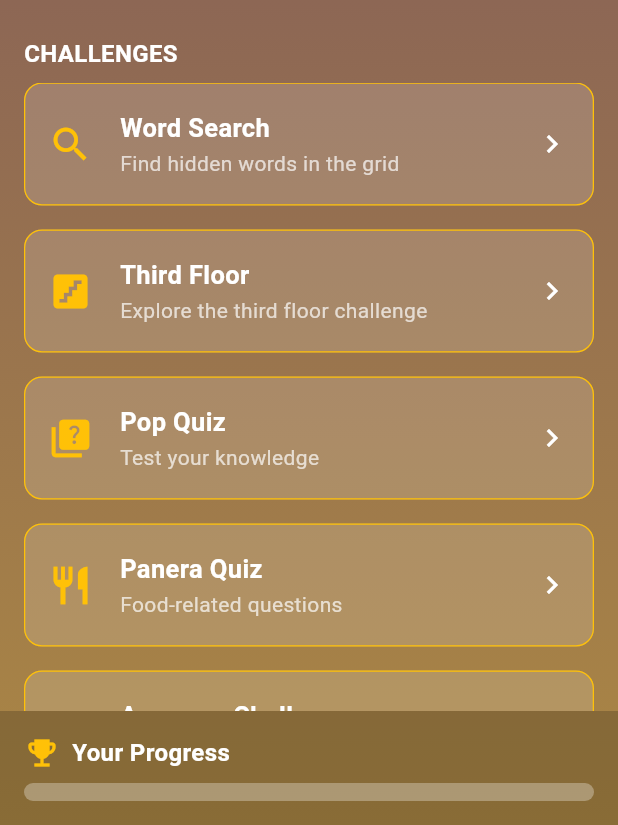
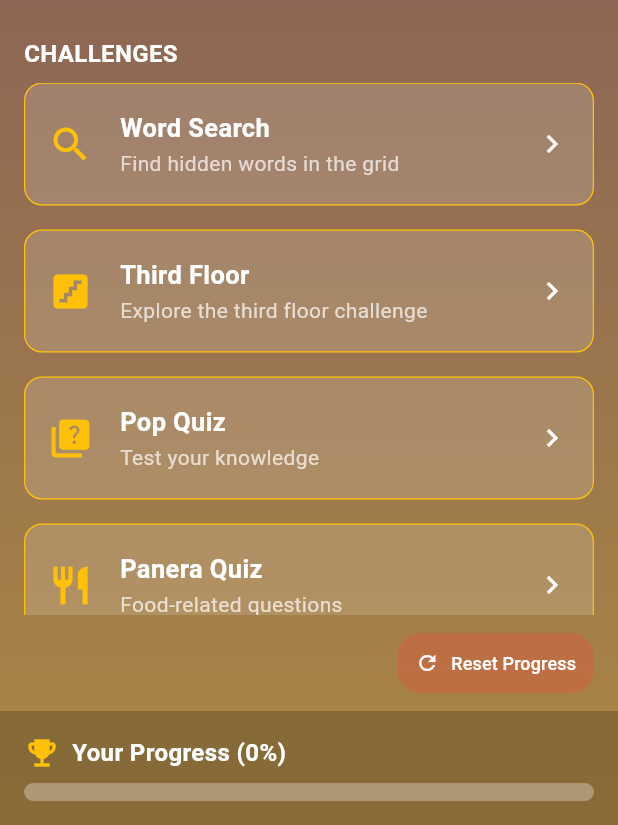
Before and after one commit to maureensanchez99/app6, a Flutter app: the HomePage screen opened directly, on a phone screen of 412 x 824 dp, the part 411-1236 px from its top. Run offline on Flutter 3.47's test engine with Material 3 defaults, Android fonts, the phone set to English and light mode, and no system bars; our stand-ins replace confetti, shared_preferences; accounts and stored records are empty.

Commit message:
progress bar update

```diff
--- a/lib/pages/home_page.dart
+++ b/lib/pages/home_page.dart
@@ -4,6 +4,7 @@ import 'thirdfloor_page.dart';
 import 'popquiz_page.dart';
 import 'paneraquiz_page.dart';
 import 'capstone_stairs.dart';
+import 'package:shared_preferences/shared_preferences.dart';
 
 class HomePage extends StatefulWidget {
   const HomePage({super.key, required this.title});
@@ -18,9 +19,14 @@ class _HomePageState extends State<HomePage> with SingleTickerProviderStateMixin
   // LSU colors
   static const Color lsuPurple = Color(0xFF461D7C); // LSU Purple
   static const Color lsuGold = Color(0xFFE6C423);   // Slightly less bright LSU Gold
+  static const Color progressGreen = Color.fromARGB(255, 22, 216, 4); // for progress
 
   // Progress value (0.0 to 1.0)
   double progressValue = 0.0;
+
+  // Challenge tracking
+  final int totalChallenges = 5;
+  Set<String> visitedChallenges = {};
 
   late AnimationController _animationController;
 
@@ -31,12 +37,59 @@ class _HomePageState extends State<HomePage> with SingleTickerProviderStateMixin
       vsync: this,
       duration: const Duration(seconds: 3),
     )..repeat(reverse: true);
+
+    // Load visited challenges from storage
+    _loadVisitedChallenges();
   }
 
   @override
   void dispose() {
     _animationController.dispose();
     super.dispose();
+  }
+
+  // Load visited challenges from SharedPreferences
+  Future<void> _loadVisitedChallenges() async {
+    final prefs = await SharedPreferences.getInstance();
+    final visited = prefs.getStringList('visited_challenges') ?? [];
+
+    setState(() {
+      visitedChallenges = Set<String>.from(visited);
+      _updateProgressValue();
+    });
+  }
+
+  // Save visited challenges to SharedPreferences
+  Future<void> _saveVisitedChallenges() async {
+    final prefs = await SharedPreferences.getInstance();
+    await prefs.setStringList('visited_challenges', visitedChallenges.toList());
+  }
+
+  // Update progress value based on visited challenges
+  void _updateProgressValue() {
+    setState(() {
+      progressValue = visitedChallenges.length / totalChallenges;
+    });
+  }
+
+  // Mark a challenge as visited and update progress
+  void _markChallengeVisited(String challengeId) {
+    if (!visitedChallenges.contains(challengeId)) {
+      setState(() {
+        visitedChallenges.add(challengeId);
+        _updateProgressValue();
+      });
+      _saveVisitedChallenges();
+    }
+  }
+
+  // Navigate to a challenge and mark it as visited
+  void _navigateToChallenge(BuildContext context, Widget challenge, String challengeId) {
+    _markChallengeVisited(challengeId);
+    Navigator.push(
+      context,
+      MaterialPageRoute(builder: (context) => challenge),
+    );
   }
 
   @override
@@ -149,52 +202,96 @@ class _HomePageState extends State<HomePage> with SingleTickerProviderStateMixin
                     "Find hidden words in the grid",
                     Icons.search,
                     Colors.amber,
-                    () => Navigator.push(
-                      context,
-                      MaterialPageRoute(builder: (context) => const WordSearch()),
-                    ),
+                    () => _navigateToChallenge(context, const WordSearch(), "word_search"),
+                    visitedChallenges.contains("word_search"),
                   ),
                   _buildChallengeCard(
                     "Third Floor",
                     "Explore the third floor challenge",
                     Icons.stairs,
                     Colors.amber,
-                    () => Navigator.push(
-                      context,
-                      MaterialPageRoute(builder: (context) => const ThirdFloor()),
-                    ),
+                    () => _navigateToChallenge(context, const ThirdFloor(), "third_floor"),
+                    visitedChallenges.contains("third_floor"),
                   ),
                   _buildChallengeCard(
                     "Pop Quiz",
                     "Test your knowledge",
                     Icons.quiz,
                     Colors.amber,
-                    () => Navigator.push(
-                      context,
-                      MaterialPageRoute(builder: (context) => const PopQuiz()),
-                    ),
+                    () => _navigateToChallenge(context, const PopQuiz(), "pop_quiz"),
+                    visitedChallenges.contains("pop_quiz"),
                   ),
                   _buildChallengeCard(
                     "Panera Quiz",
                     "Food-related questions",
                     Icons.restaurant,
                     Colors.amber,
-                    () => Navigator.push(
-                      context,
-                      MaterialPageRoute(builder: (context) => const PaneraQuiz()),
-                    ),
+                    () => _navigateToChallenge(context, const PaneraQuiz(), "panera_quiz"),
+                    visitedChallenges.contains("panera_quiz"),
                   ),
                   _buildChallengeCard(
                     "Anagram Challenge",
                     "Unscramble the words to reveal a clue",
                     Icons.text_fields,
                     Colors.amber,
-                    () => Navigator.push(
-                      context,
-                      MaterialPageRoute(builder: (context) => const CapstoneStairs()),
+                    () => _navigateToChallenge(context, const CapstoneStairs(), "anagram"),
+                    visitedChallenges.contains("anagram"),
+                  ),
+                ],
               ),
             ),
+
+            // Reset progress button
+            Padding(
+              padding: const EdgeInsets.symmetric(horizontal: 16, vertical: 8),
+              child: Align(
+                alignment: Alignment.centerRight,
+                child: TextButton.icon(
+                  onPressed: () {
+                    // Show confirmation dialog
+                    showDialog(
+                      context: context,
+                      builder: (BuildContext context) {
+                        return AlertDialog(
+                          title: const Text("Reset Progress"),
+                          content: const Text("Are you sure you want to reset your progress? This cannot be undone."),
+                          actions: [
+                            TextButton(
+                              onPressed: () {
+                                Navigator.of(context).pop(); // Close dialog
+                              },
+                              child: const Text("Cancel"),
+                            ),
+                            TextButton(
+                              onPressed: () {
+                                // Reset progress
+                                setState(() {
+                                  visitedChallenges.clear();
+                                  _updateProgressValue();
+                                });
+                                _saveVisitedChallenges();
+                                Navigator.of(context).pop(); // Close dialog
+                              },
+                              child: const Text("Reset"),
+                            ),
                           ],
+                        );
+                      },
+                    );
+                  },
+                  icon: const Icon(Icons.refresh, size: 16, color: Colors.white),
+                  label: const Text(
+                    "Reset Progress",
+                    style: TextStyle(color: Colors.white, fontSize: 12),
+                  ),
+                  style: TextButton.styleFrom(
+                    backgroundColor: Colors.red.withOpacity(0.3),
+                    padding: const EdgeInsets.symmetric(horizontal: 12, vertical: 8),
+                    shape: RoundedRectangleBorder(
+                      borderRadius: BorderRadius.circular(16),
+                    ),
+                  ),
+                ),
               ),
             ),
 
@@ -205,17 +302,17 @@ class _HomePageState extends State<HomePage> with SingleTickerProviderStateMixin
               child: Column(
                 crossAxisAlignment: CrossAxisAlignment.start,
                 children: [
-                  const Row(
+                  Row(
                     children: [
-                      Icon(
+                      const Icon(
                         Icons.emoji_events,
                         color: Colors.amber,
                         size: 24,
                       ),
-                      SizedBox(width: 8),
+                      const SizedBox(width: 8),
                       Text(
-                        "Your Progress",
-                        style: TextStyle(
+                        "Your Progress (${(progressValue * 100).toInt()}%)",
+                        style: const TextStyle(
                           fontSize: 16,
                           fontWeight: FontWeight.bold,
                           color: Colors.white,
@@ -230,7 +327,7 @@ class _HomePageState extends State<HomePage> with SingleTickerProviderStateMixin
                       value: progressValue,
                       minHeight: 12,
                       backgroundColor: Colors.white.withOpacity(0.3),
-                      valueColor: const AlwaysStoppedAnimation<Color>(Colors.amber),
+                      valueColor: const AlwaysStoppedAnimation<Color>(progressGreen),
                     ),
                   ),
                 ],
@@ -242,14 +339,26 @@ class _HomePageState extends State<HomePage> with SingleTickerProviderStateMixin
     );
   }
 
-  Widget _buildChallengeCard(String title, String subtitle, IconData icon, Color iconColor, VoidCallback onTap) {
+  Widget _buildChallengeCard(
+    String title,
+    String subtitle,
+    IconData icon,
+    Color iconColor,
+    VoidCallback onTap,
+    bool isVisited,
+  ) {
     return Card(
       margin: const EdgeInsets.only(bottom: 16),
       elevation: 0,
-      color: Colors.white.withOpacity(0.15),
+      color: isVisited
+          ? Colors.white.withOpacity(0.25)
+          : Colors.white.withOpacity(0.15),
       shape: RoundedRectangleBorder(
         borderRadius: BorderRadius.circular(12),
-        side: const BorderSide(color: Colors.amber, width: 0.85),
+        side: BorderSide(
+          color: isVisited ? progressGreen : Colors.amber,
+          width: 0.85
+        ),
       ),
       child: InkWell(
         onTap: onTap,
@@ -260,13 +369,15 @@ class _HomePageState extends State<HomePage> with SingleTickerProviderStateMixin
             children: [
               Icon(
                 icon,
-                color: Colors.amber,
+                color: isVisited ? progressGreen : Colors.amber,
                 size: 30,
               ),
               const SizedBox(width: 18),
               Expanded(
                 child: Column(
                   crossAxisAlignment: CrossAxisAlignment.start,
+                  children: [
+                    Row(
                       children: [
                         Text(
                           title,
@@ -275,6 +386,17 @@ class _HomePageState extends State<HomePage> with SingleTickerProviderStateMixin
                             fontWeight: FontWeight.bold,
                             color: Colors.white,
                           ),
+                        ),
+                        if (isVisited)
+                          const Padding(
+                            padding: EdgeInsets.only(left: 8),
+                            child: Icon(
+                              Icons.check_circle,
+                              color: progressGreen,
+                              size: 16,
+                            ),
+                          ),
+                      ],
                     ),
                     const SizedBox(height: 2),
                     Text(
@@ -287,9 +409,9 @@ class _HomePageState extends State<HomePage> with SingleTickerProviderStateMixin
                   ],
                 ),
               ),
-              const Icon(
+              Icon(
                 Icons.chevron_right,
-                color: Colors.white,
+                color: isVisited ? progressGreen : Colors.white,
                 size: 24,
               ),
             ],
```
Lines whose indentation alone changed are shown as unchanged.
